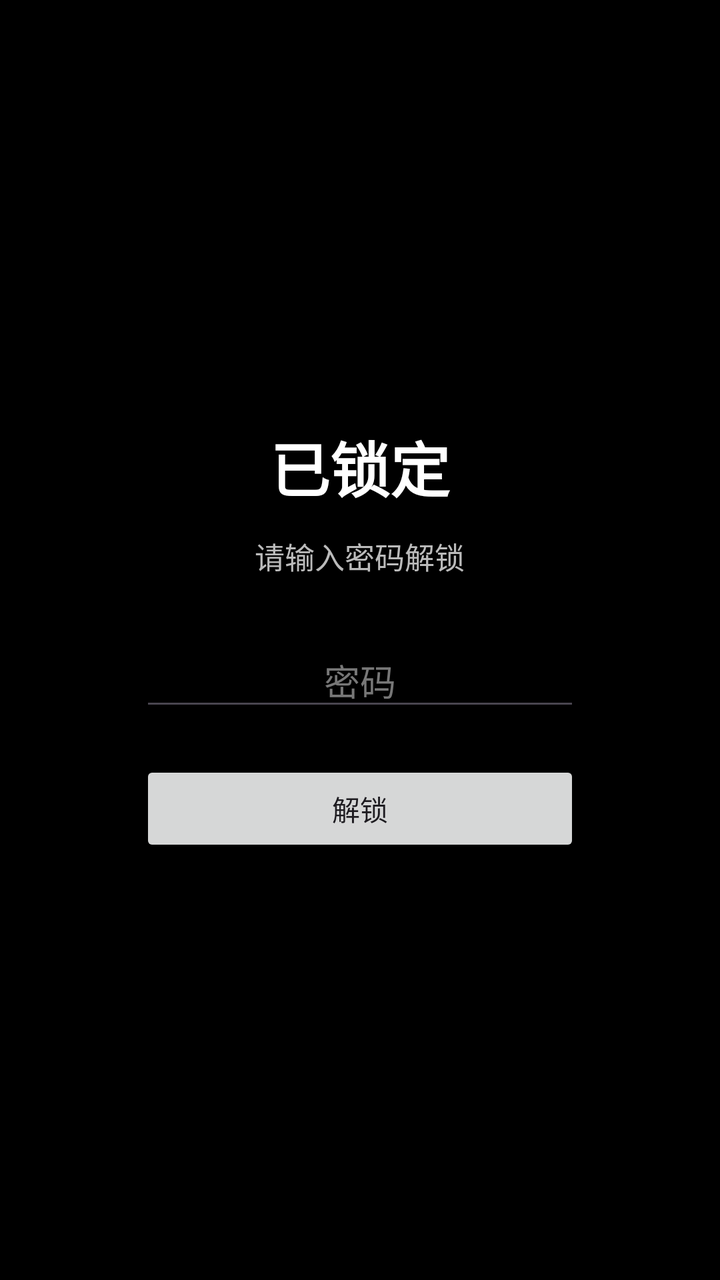
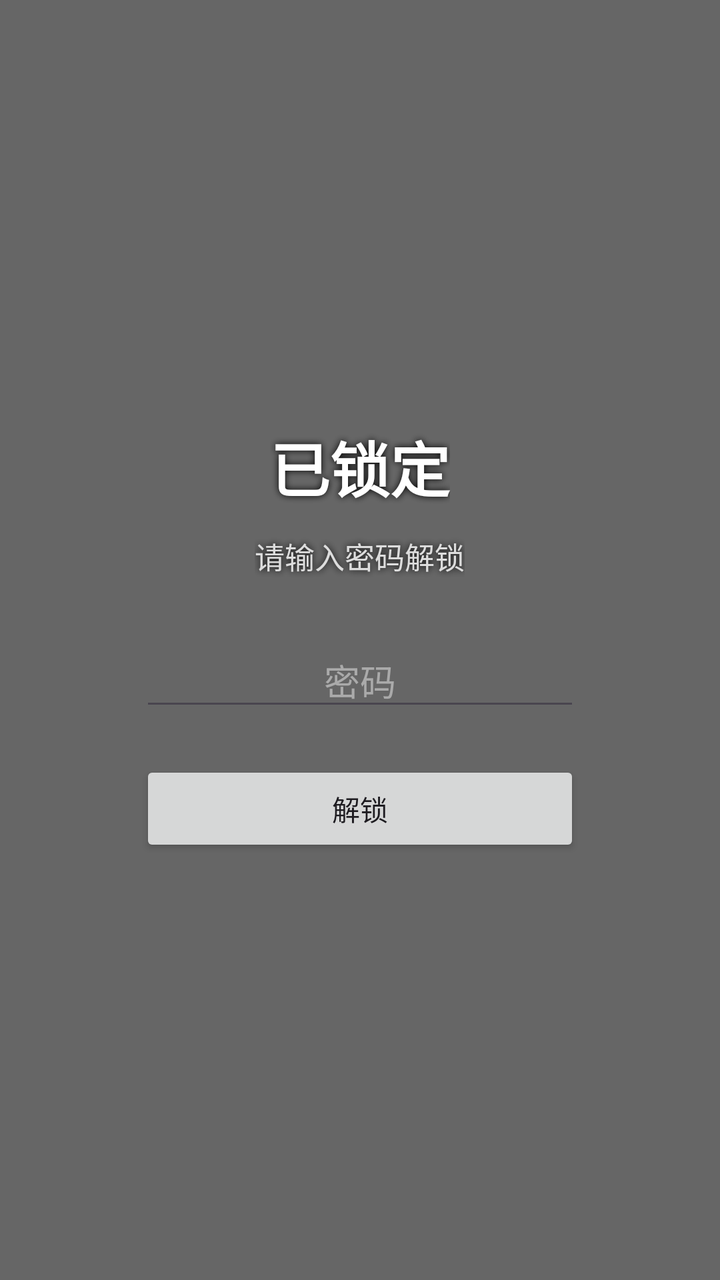

An Android layout rendered at two revisions. The XML below is the earlier revision; the diff shows what the commit changed to produce the second picture.
<!-- AndroidManifest.xml: activity theme Theme.FaceLock.Lock -->
<!-- res/layout/activity_lock.xml -->
<?xml version="1.0" encoding="utf-8"?>
<LinearLayout xmlns:android="http://schemas.android.com/apk/res/android"
    android:layout_width="match_parent"
    android:layout_height="match_parent"
    android:orientation="vertical"
    android:gravity="center"
    android:background="#000000"
    android:padding="32dp">

    <TextView
        android:layout_width="wrap_content"
        android:layout_height="wrap_content"
        android:text="已锁定"
        android:textColor="#FFFFFF"
        android:textSize="30sp"
        android:textStyle="bold" />

    <TextView
        android:id="@+id/lockHint"
        android:layout_width="wrap_content"
        android:layout_height="wrap_content"
        android:text="请输入密码解锁"
        android:textColor="#BBBBBB"
        android:textSize="15sp"
        android:layout_marginTop="12dp" />

    <EditText
        android:id="@+id/lockPwd"
        android:layout_width="220dp"
        android:layout_height="wrap_content"
        android:layout_marginTop="28dp"
        android:gravity="center"
        android:textColor="#FFFFFF"
        android:textColorHint="#777777"
        android:hint="密码"
        android:inputType="numberPassword" />

    <Button
        android:id="@+id/btnUnlock"
        android:layout_width="220dp"
        android:layout_height="wrap_content"
        android:layout_marginTop="20dp"
        android:text="解锁" />
</LinearLayout>
<!-- resources referenced by this layout -->
<resources>
  <style name="Theme.FaceLock.Lock" parent="Theme.Material3.DayNight.NoActionBar">
          <item name="android:windowBackground">@android:color/black</item>
          <item name="android:statusBarColor">@android:color/black</item>
          <item name="android:navigationBarColor">@android:color/black</item>
          <item name="android:windowNoTitle">true</item>
          <item name="android:windowFullscreen">true</item>
      </style>
</resources>

<!-- the commit's change to res/layout/activity_lock.xml (unified diff, before → after) -->
@@ -4,7 +4,7 @@
     android:layout_height="match_parent"
     android:orientation="vertical"
     android:gravity="center"
-    android:background="#000000"
+    android:background="#99000000"
     android:padding="32dp">
 
     <TextView
@@ -13,16 +13,20 @@
         android:text="已锁定"
         android:textColor="#FFFFFF"
         android:textSize="30sp"
-        android:textStyle="bold" />
+        android:textStyle="bold"
+        android:shadowColor="#000000"
+        android:shadowRadius="8" />
 
     <TextView
         android:id="@+id/lockHint"
         android:layout_width="wrap_content"
         android:layout_height="wrap_content"
         android:text="请输入密码解锁"
-        android:textColor="#BBBBBB"
+        android:textColor="#DDDDDD"
         android:textSize="15sp"
-        android:layout_marginTop="12dp" />
+        android:layout_marginTop="12dp"
+        android:shadowColor="#000000"
+        android:shadowRadius="8" />
 
     <EditText
         android:id="@+id/lockPwd"
@@ -31,7 +35,7 @@
         android:layout_marginTop="28dp"
         android:gravity="center"
         android:textColor="#FFFFFF"
-        android:textColorHint="#777777"
+        android:textColorHint="#AAAAAA"
         android:hint="密码"
         android:inputType="numberPassword" />
 
<!-- resource entries referenced after the edit -->
@@ -1,11 +1,13 @@
 <!-- resources referenced by this layout -->
 <resources>
   <style name="Theme.FaceLock.Lock" parent="Theme.Material3.DayNight.NoActionBar">
-          <item name="android:windowBackground">@android:color/black</item>
-          <item name="android:statusBarColor">@android:color/black</item>
-          <item name="android:navigationBarColor">@android:color/black</item>
+          <item name="android:windowIsTranslucent">true</item>
+          <item name="android:windowBackground">@android:color/transparent</item>
           <item name="android:windowNoTitle">true</item>
           <item name="android:windowFullscreen">true</item>
+          <item name="android:windowAnimationStyle">@null</item>
+          <item name="android:statusBarColor">@android:color/transparent</item>
+          <item name="android:navigationBarColor">@android:color/transparent</item>
       </style>
 </resources>
 
